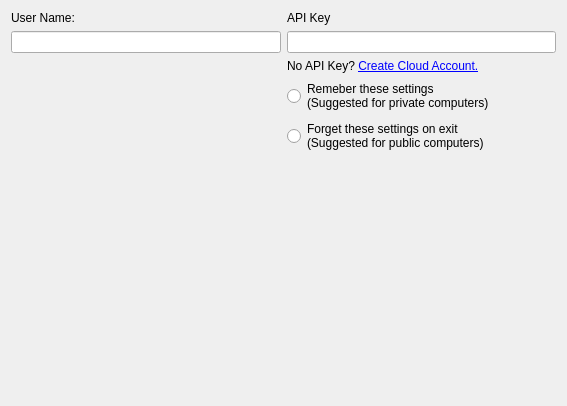
GNS3/gns3-gui, file gns3/ui/cloud_preferences_page.ui: the form before one commit.
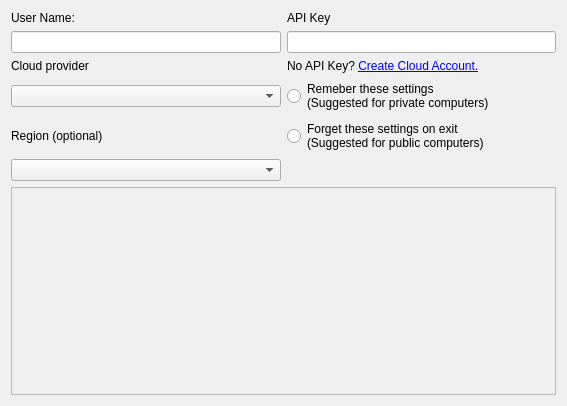
The form after the commit.

Commit message: added controls and logic to cloud prefs page

Patch:
```diff
--- a/gns3/ui/cloud_preferences_page.ui
+++ b/gns3/ui/cloud_preferences_page.ui
@@ -14,13 +14,6 @@
    <string>Cloud</string>
   </property>
   <layout class="QGridLayout" name="gridLayout">
-   <item row="0" column="0">
-    <widget class="QLabel" name="uiUserNameLabel">
-     <property name="text">
-      <string>User Name:</string>
-     </property>
-    </widget>
-   </item>
    <item row="0" column="1">
     <widget class="QLabel" name="uiAPIKeyLabel">
      <property name="text">
@@ -28,8 +21,16 @@
      </property>
     </widget>
    </item>
-   <item row="1" column="1">
-    <widget class="QLineEdit" name="uiAPIKeyLineEdit"/>
+   <item row="4" column="1">
+    <widget class="QRadioButton" name="uiForgetAPIKeyRadioButton">
+     <property name="text">
+      <string>Forget these settings on exit
+(Suggested for public computers)</string>
+     </property>
+    </widget>
+   </item>
+   <item row="1" column="0">
+    <widget class="QLineEdit" name="uiUserNameLineEdit"/>
    </item>
    <item row="2" column="1">
     <widget class="QLabel" name="uiCreateAccountLabel">
@@ -41,6 +42,51 @@
      </property>
     </widget>
    </item>
+   <item row="6" column="0" colspan="2">
+    <widget class="QFrame" name="PLACEHOLDER">
+     <property name="sizePolicy">
+      <sizepolicy hsizetype="Preferred" vsizetype="Expanding">
+       <horstretch>0</horstretch>
+       <verstretch>0</verstretch>
+      </sizepolicy>
+     </property>
+     <property name="minimumSize">
+      <size>
+       <width>0</width>
+       <height>25</height>
+      </size>
+     </property>
+     <property name="frameShape">
+      <enum>QFrame::StyledPanel</enum>
+     </property>
+     <property name="frameShadow">
+      <enum>QFrame::Raised</enum>
+     </property>
+    </widget>
+   </item>
+   <item row="2" column="0">
+    <widget class="QLabel" name="uiCloudProviderLabel">
+     <property name="text">
+      <string>Cloud provider</string>
+     </property>
+    </widget>
+   </item>
+   <item row="1" column="1">
+    <widget class="QLineEdit" name="uiAPIKeyLineEdit"/>
+   </item>
+   <item row="5" column="0">
+    <widget class="QComboBox" name="uiRegionComboBox"/>
+   </item>
+   <item row="3" column="0">
+    <widget class="QComboBox" name="uiCloudProviderComboBox"/>
+   </item>
+   <item row="4" column="0">
+    <widget class="QLabel" name="uiRegionLabel">
+     <property name="text">
+      <string>Region (optional)</string>
+     </property>
+    </widget>
+   </item>
    <item row="3" column="1">
     <widget class="QRadioButton" name="uiRememberAPIKeyRadioButton">
      <property name="text">
@@ -49,30 +95,13 @@
      </property>
     </widget>
    </item>
-   <item row="4" column="1">
-    <widget class="QRadioButton" name="uiForgetAPIKeyRadioButton">
+   <item row="0" column="0">
+    <widget class="QLabel" name="uiUserNameLabel">
      <property name="text">
-      <string>Forget these settings on exit
-(Suggested for public computers)</string>
+      <string>User Name:</string>
      </property>
     </widget>
    </item>
-   <item row="5" column="0">
-    <spacer name="verticalSpacer">
-     <property name="orientation">
-      <enum>Qt::Vertical</enum>
-     </property>
-     <property name="sizeHint" stdset="0">
-      <size>
-       <width>20</width>
-       <height>40</height>
-      </size>
-     </property>
-    </spacer>
-   </item>
-   <item row="1" column="0">
-    <widget class="QLineEdit" name="uiUserNameLineEdit"/>
-   </item>
   </layout>
  </widget>
  <resources/>
```
The commit also changes 2 other files.
